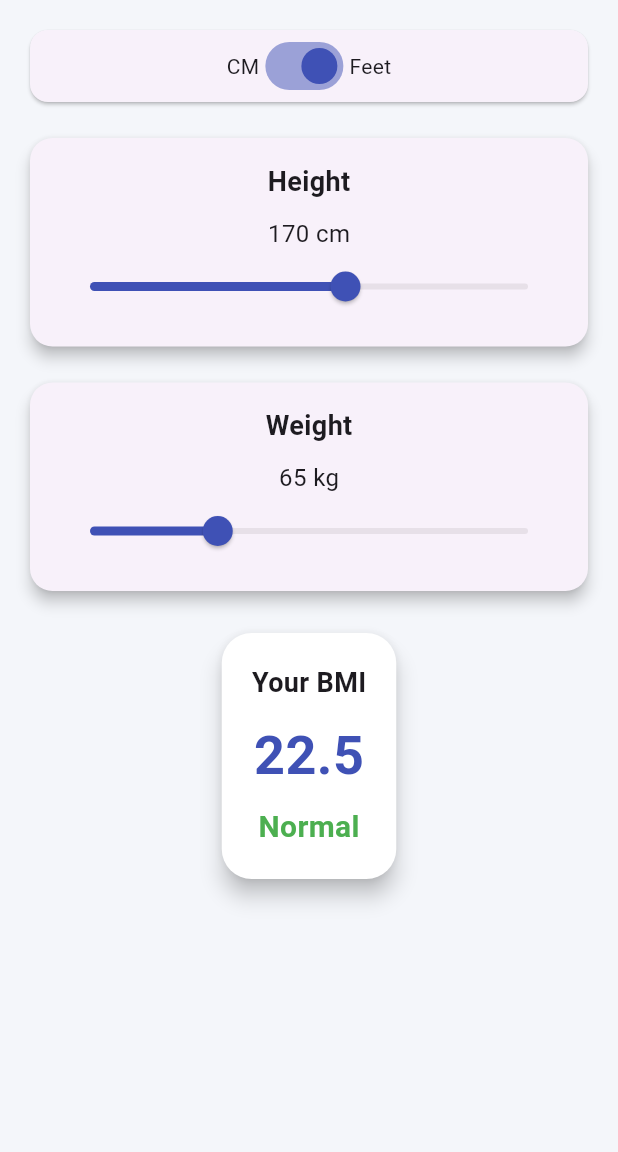
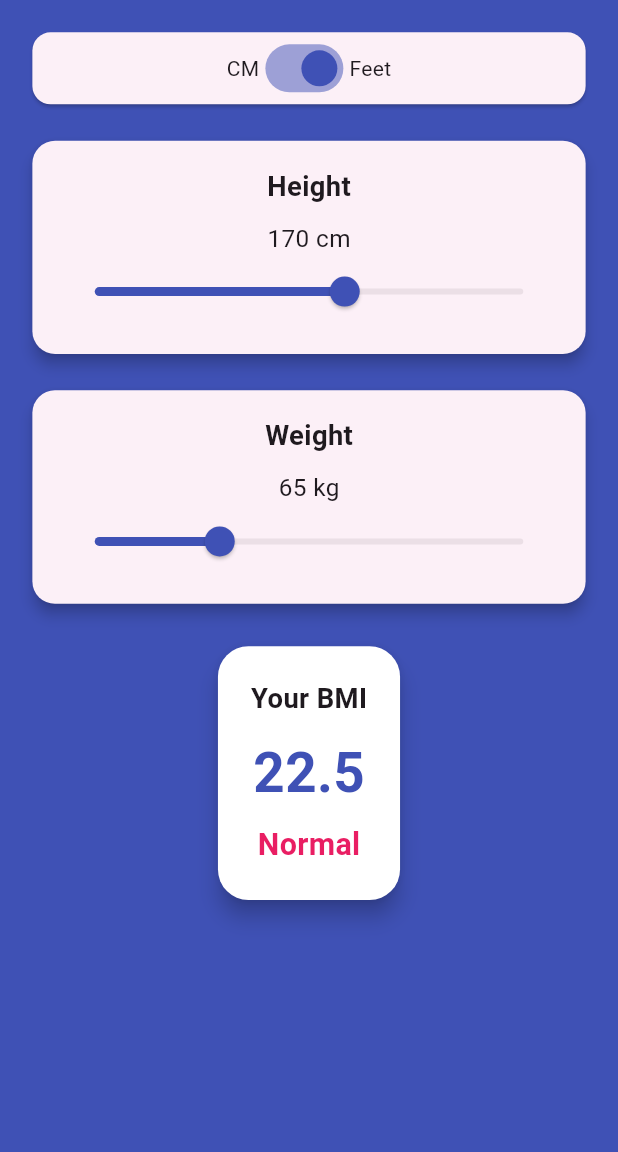
Before and after one commit to tasfia81/BMI-Calculator, a Flutter app: the screen it shows after launch, on a phone screen of 412 x 824 dp, the part 84-1236 px from its top. Run offline on Flutter 3.47's test engine with Material 3 defaults, Android fonts, the phone set to English and light mode, and no system bars; our stand-ins replace flutter_screenutil.

Commit message:
responsive add

```diff
--- a/lib/main.dart
+++ b/lib/main.dart
@@ -1,5 +1,6 @@
 import 'package:bmi_calculator/ui/bmi_screen.dart';
 import 'package:flutter/material.dart';
+import 'package:flutter_screenutil/flutter_screenutil.dart';
 
 void main(){
   runApp(const MyApp());
@@ -10,13 +11,21 @@ class MyApp extends StatelessWidget {
 
   @override
   Widget build(BuildContext context) {
-    return MaterialApp(
-      debugShowCheckedModeBanner: false,
-      theme: ThemeData(
-        colorScheme: ColorScheme.fromSeed(seedColor: Colors.deepPurple),
-      ),
-       home: const BmiScreen(),
+    return ScreenUtilInit(
+      designSize: Size(375, 812),
+      minTextAdapt: true,
+      splitScreenMode: true,
+      builder: (context,child){
+        return MaterialApp(
+          debugShowCheckedModeBanner: false,
+          theme: ThemeData(
+            colorScheme: ColorScheme.fromSeed(seedColor: Colors.purple),
+          ),
+          home:  BmiScreen(),
 
+        );
+      },
     );
+
   }
 }
--- a/lib/ui/bmi_screen.dart
+++ b/lib/ui/bmi_screen.dart
@@ -66,6 +66,7 @@
 
 
 import 'package:flutter/material.dart';
+import 'package:flutter_screenutil/flutter_screenutil.dart';
 
 class BmiScreen extends StatefulWidget {
   const BmiScreen({super.key});
@@ -101,8 +102,8 @@ class _BmiScreenState extends State<BmiScreen> {
   }
 
   Color get categoryColor {
-    if (bmi < 18.5) return Colors.orange;
-    if (bmi < 24.9) return Colors.green;
+    if (bmi < 18.5) return Colors.purple;
+    if (bmi < 24.9) return Colors.pink;
     if (bmi < 29.9) return Colors.deepOrange;
     return Colors.red;
   }
@@ -110,29 +111,30 @@ class _BmiScreenState extends State<BmiScreen> {
   @override
   Widget build(BuildContext context) {
     return Scaffold(
-      backgroundColor: const Color(0xFFF4F6FA),
+      //backgroundColor:  Color(0xFFF4F6FA),
+      backgroundColor: Colors.indigo,
       appBar: AppBar(
-        title: const Text("BMI Calculator",style: TextStyle(
+        title: Text("BMI Calculator",style: TextStyle(
           color: Colors.white
         ),),
         centerTitle: true,
         backgroundColor: Colors.indigo,
       ),
       body: Padding(
-        padding: const EdgeInsets.all(16),
+        padding: EdgeInsets.all(16.w),
         child: Column(
           children: [
-            /// Toggle Card
+            ///-=-=-=-=-=-=-=-=-=-=-=-=-=-=-=-=-=-=- Toggle Card -=-=-=-=-=-=-=-=-=-=-=-=-=-=-=-=-=-=-=
             Card(
               shape: RoundedRectangleBorder(
-                borderRadius: BorderRadius.circular(12),
+                borderRadius: BorderRadius.circular(12.r),
               ),
               child: Padding(
-                padding: const EdgeInsets.symmetric(horizontal: 20),
+                padding:  EdgeInsets.symmetric(horizontal: 20.w),
                 child: Row(
                   mainAxisAlignment: MainAxisAlignment.center,
                   children: [
-                    const Text("CM"),
+                     Text("CM"),
                     Switch(
                       value: isCm,
                       activeColor: Colors.indigo,
@@ -142,32 +144,32 @@ class _BmiScreenState extends State<BmiScreen> {
                         });
                       },
                     ),
-                    const Text("Feet"),
+                     Text("Feet"),
                   ],
                 ),
               ),
             ),
 
-            const SizedBox(height: 16),
+            SizedBox(height: 16.h),
 
-            /// Height Card
+            ///-=-=-=-=-=-=-=-=-=-=-=-=-=-=-=-=-=- Height Card -=-=-=-=-=-=-=-=-=-=-=-=-=-=-=-=-
             Card(
               elevation: 4,
               shape: RoundedRectangleBorder(
-                borderRadius: BorderRadius.circular(15),
+                borderRadius: BorderRadius.circular(15.r),
               ),
               child: Padding(
-                padding: const EdgeInsets.all(16),
+                padding: EdgeInsets.all(16.w),
                 child: Column(
                   children: [
-                    const Text(
+                    Text(
                       "Height",
-                      style: TextStyle(fontSize: 18, fontWeight: FontWeight.bold),
+                      style: TextStyle(fontSize: 18.sp, fontWeight: FontWeight.bold),
                     ),
                     const SizedBox(height: 10),
                     if (isCm) ...[
                       Text("${heightCm.toInt()} cm",
-                          style: const TextStyle(fontSize: 16)),
+                          style: TextStyle(fontSize: 16.sp)),
                       Slider(
                         value: heightCm,
                         min: 100,
@@ -182,7 +184,7 @@ class _BmiScreenState extends State<BmiScreen> {
                     ] else ...[
                       Text(
                         "${heightFeet.toInt()} ft ${heightInch.toInt()} inch",
-                        style: const TextStyle(fontSize: 16),
+                        style: TextStyle(fontSize: 16.sp),
                       ),
                       Slider(
                         value: heightFeet,
@@ -214,25 +216,25 @@ class _BmiScreenState extends State<BmiScreen> {
               ),
             ),
 
-            const SizedBox(height: 16),
+            SizedBox(height: 16.h),
 
-            /// Weight Card
+            ///=-=-=-=-=-=-=-=-=-=-=-=-=-=-=-=-= Weight Card =-=-=-=-=-=-=-=-=-=-=-=-=-=-=-=-=-=-=
             Card(
               elevation: 4,
               shape: RoundedRectangleBorder(
                 borderRadius: BorderRadius.circular(15),
               ),
               child: Padding(
-                padding: const EdgeInsets.all(16),
+                padding: EdgeInsets.all(16.w),
                 child: Column(
                   children: [
-                    const Text(
+                      Text(
                       "Weight",
-                      style: TextStyle(fontSize: 18, fontWeight: FontWeight.bold),
+                      style: TextStyle(fontSize: 18.sp, fontWeight: FontWeight.bold),
                     ),
-                    const SizedBox(height: 10),
+                    SizedBox(height: 10.h),
                     Text("${weight.toInt()} kg",
-                        style: const TextStyle(fontSize: 16)),
+                        style: TextStyle(fontSize: 16.sp)),
                     Slider(
                       value: weight,
                       min: 30,
@@ -249,38 +251,38 @@ class _BmiScreenState extends State<BmiScreen> {
               ),
             ),
 
-            const SizedBox(height: 20),
+             SizedBox(height: 20.h),
 
-            /// Result Card
+            ///-=-=-=-=-=-=-=-=-=-=-=-=-=-=-=-=- Result Card -=-=-=-=-=-=-=-=-=-=-=-=-=-=-=-=-
             Card(
               elevation: 6,
               color: Colors.white,
               shape: RoundedRectangleBorder(
-                borderRadius: BorderRadius.circular(20),
+                borderRadius: BorderRadius.circular(20.r),
               ),
               child: Padding(
-                padding: const EdgeInsets.all(20),
+                padding:  EdgeInsets.all(20.w),
                 child: Column(
                   children: [
-                    const Text(
+                      Text(
                       "Your BMI",
                       style:
-                      TextStyle(fontSize: 18, fontWeight: FontWeight.bold),
+                      TextStyle(fontSize: 18.sp, fontWeight: FontWeight.bold),
                     ),
-                    const SizedBox(height: 10),
+                    SizedBox(height: 10.h),
                     Text(
                       bmi.toStringAsFixed(1),
-                      style: const TextStyle(
-                        fontSize: 36,
+                      style: TextStyle(
+                        fontSize: 36.sp,
                         fontWeight: FontWeight.bold,
                         color: Colors.indigo,
                       ),
                     ),
-                    const SizedBox(height: 8),
+                    SizedBox(height: 8.h),
                     Text(
                       category,
                       style: TextStyle(
-                        fontSize: 20,
+                        fontSize: 20.sp,
                         fontWeight: FontWeight.w600,
                         color: categoryColor,
                       ),
--- a/pubspec.yaml
+++ b/pubspec.yaml
@@ -34,6 +34,7 @@ dependencies:
   # The following adds the Cupertino Icons font to your application.
   # Use with the CupertinoIcons class for iOS style icons.
   cupertino_icons: ^1.0.8
+  flutter_screenutil: ^5.9.0
 
 dev_dependencies:
   flutter_test:
```
Also changed, not shown: pubspec.lock, 4 other files.
